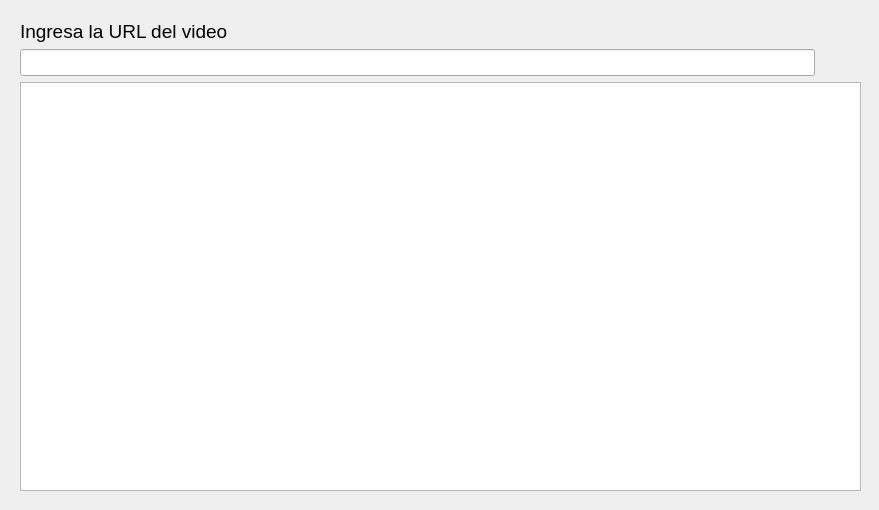
Qt form ui/Descargas.ui (juanes30/music-downloader) before a commit.
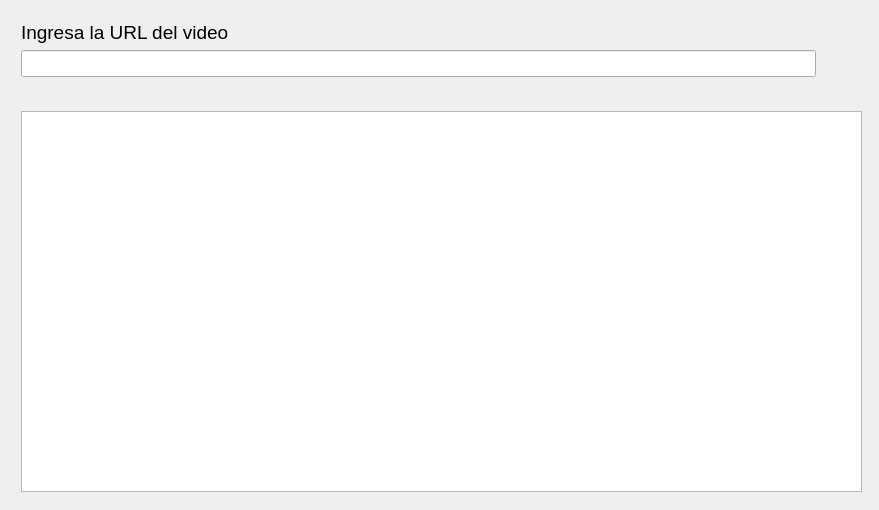
The same form after that commit. Icons and pictures are not drawn.

Diff of the .ui file:
```diff
--- a/ui/Descargas.ui
+++ b/ui/Descargas.ui
@@ -16,11 +16,11 @@
   <property name="inputMethodHints">
    <set>Qt::ImhNone</set>
   </property>
-  <widget class="QWidget" name="layoutWidget">
+  <widget class="QWidget" name="">
    <property name="geometry">
     <rect>
-     <x>20</x>
-     <y>20</y>
+     <x>21</x>
+     <y>21</y>
      <width>841</width>
      <height>471</height>
     </rect>
@@ -59,6 +59,9 @@
       </item>
       <item>
        <widget class="QPushButton" name="btnAgregarVideo">
+        <property name="autoFillBackground">
+         <bool>false</bool>
+        </property>
         <property name="text">
          <string/>
         </property>
@@ -79,6 +82,56 @@
       </item>
      </layout>
     </item>
+    <item>
+     <layout class="QHBoxLayout" name="horizontalLayout_2">
+      <item>
+       <spacer name="horizontalSpacer">
+        <property name="orientation">
+         <enum>Qt::Horizontal</enum>
+        </property>
+        <property name="sizeHint" stdset="0">
+         <size>
+          <width>78</width>
+          <height>20</height>
+         </size>
+        </property>
+       </spacer>
+      </item>
+      <item>
+       <widget class="QPushButton" name="btnIniciarDescarga">
+        <property name="text">
+         <string/>
+        </property>
+        <property name="icon">
+         <iconset>
+          <normaloff>../images/play.png</normaloff>../images/play.png</iconset>
+        </property>
+        <property name="iconSize">
+         <size>
+          <width>35</width>
+          <height>35</height>
+         </size>
+        </property>
+        <property name="flat">
+         <bool>true</bool>
+        </property>
+       </widget>
+      </item>
+      <item>
+       <spacer name="horizontalSpacer_2">
+        <property name="orientation">
+         <enum>Qt::Horizontal</enum>
+        </property>
+        <property name="sizeHint" stdset="0">
+         <size>
+          <width>68</width>
+          <height>20</height>
+         </size>
+        </property>
+       </spacer>
+      </item>
+     </layout>
+    </item>
     <item>
      <widget class="QTableWidget" name="tableWidget"/>
     </item>
```
